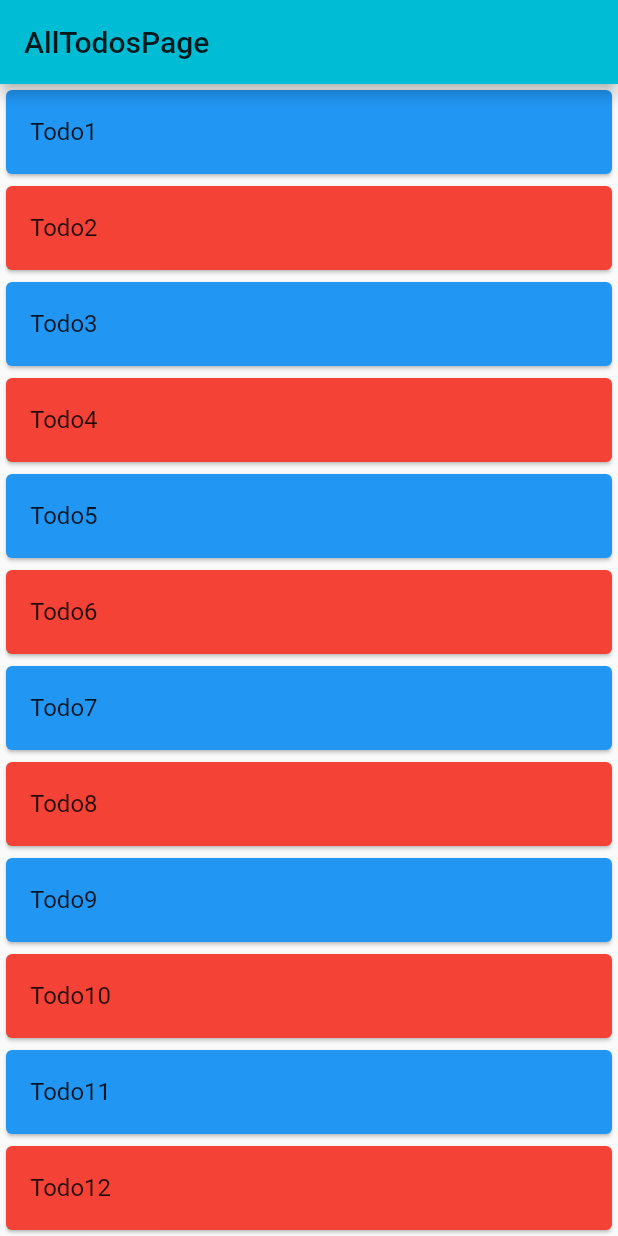
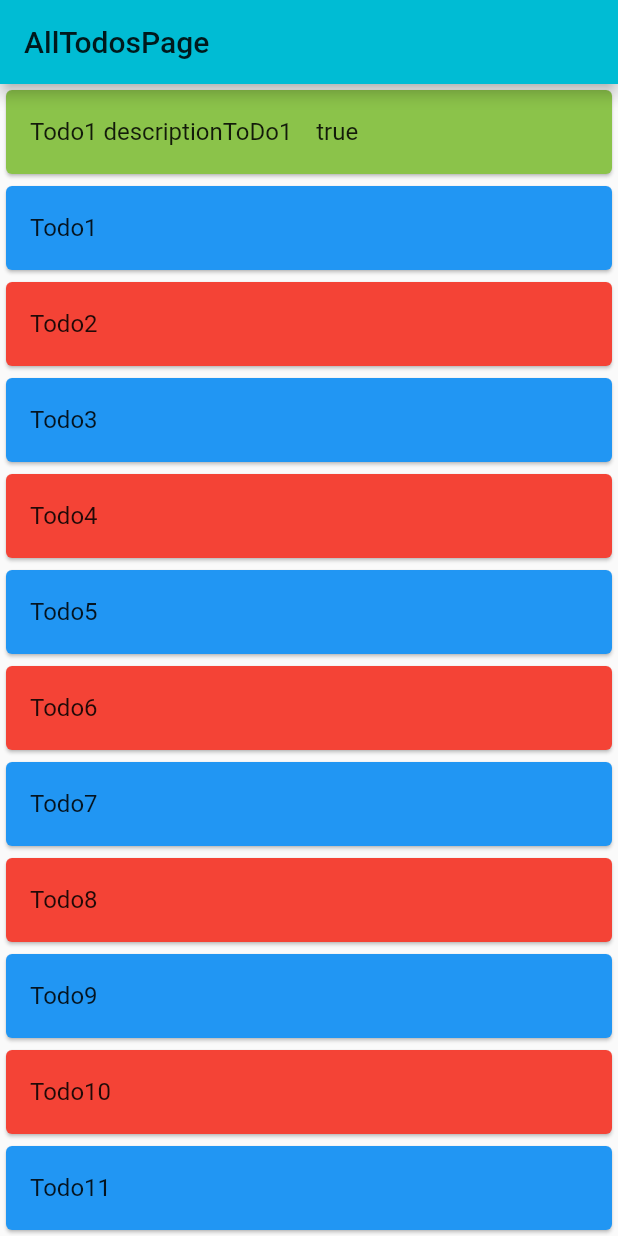
Before and after one commit to CaptainClem54/td_01_to_do_list, a Flutter app: the screen it shows after launch, after a tap on "Todo1", on a phone screen of 412 x 824 dp. Run offline on Flutter 3.47's test engine with Material 2 defaults, Android fonts, the phone set to English and light mode, and no system bars.

Commit message:
Td_03 Widget qui apparait et disparait

```diff
--- a/lib/widget/page/AllTodosPage.dart
+++ b/lib/widget/page/AllTodosPage.dart
@@ -1,6 +1,9 @@
 import 'package:flutter/material.dart';
+import 'package:td_01_to_do_list/data/todos.dart';
 import 'package:td_01_to_do_list/models/Todo.dart';
 import 'package:td_01_to_do_list/widget/page/TodosMaster.dart';
+
+import 'TodoDetails.dart';
 
 class AllTodosPage extends StatefulWidget {
  AllTodosPage({Key key, this.todos, this.title}) : super(key: key);
@@ -14,14 +17,42 @@ class AllTodosPage extends StatefulWidget {
 
 class  _AllTodosPageState extends State <AllTodosPage> {
 
+  Todo _selectedTodo;
+  final GlobalKey<ScaffoldState> _scaffoldKey = new GlobalKey<ScaffoldState>();
+
+  void _onTodoSelected(Todo aTodo){
+     setState((){
+       _selectedTodo = aTodo;
+     });
+   }
+
+   void _onTodoRemoved(Todo aTodo){
+     setState((){
+       _selectedTodo = null;
+     });
+   }
+
   @override
   Widget build(BuildContext context) {
-    return Scaffold(
+      return Scaffold(
+      key: _scaffoldKey,
       appBar: AppBar(
         title: Text(widget.title),
       ),
       body: Center(
-        child: TodosMaster(todos: widget.todos),
+        child: Column(
+          children: <Widget>[
+            (_selectedTodo != null)
+             ? TodoDetails(
+              todo: _selectedTodo,
+              onRemove: this._onTodoRemoved,
+            )
+            : Container(),
+            Expanded(
+              child: TodosMaster(todos: todos,onTodoSelected: _onTodoSelected),
+            )
+          ],
+        ),
       ),
     );
   }
--- /dev/null
+++ b/lib/widget/page/TodoDetails.dart
@@ -0,0 +1,33 @@
+import 'package:flutter/material.dart';
+import 'package:td_01_to_do_list/models/Todo.dart';
+import 'package:td_01_to_do_list/widget/page/TodosMaster.dart';
+
+class TodoDetails extends StatefulWidget {
+  TodoDetails({Key key, this.todo, this.onRemove}) : super(key: key);
+
+  final Todo todo;
+  final Function onRemove;
+
+  @override
+  _TodoDetailsState createState() => _TodoDetailsState();
+}
+
+class _TodoDetailsState extends State<TodoDetails> {
+
+   void _onRemove() {
+    widget.onRemove(widget.todo);
+  }
+
+  @override
+  Widget build(BuildContext context) {
+    return Card(
+      color: Colors.lightGreen,
+      child: ListTile(
+        onTap: _onRemove,
+        title: Text(
+          widget.todo.title + " " + widget.todo.content + "    " +widget.todo.done.toString(),
+        ),
+      ),
+    );
+  }
+}
--- a/lib/widget/page/TodoPreview.dart
+++ b/lib/widget/page/TodoPreview.dart
@@ -2,27 +2,25 @@ import 'package:flutter/material.dart';
 import 'package:td_01_to_do_list/models/Todo.dart';
 
 class TodoPreview extends StatefulWidget {
-  const TodoPreview({
-    Key key,
-    @required this.todo,
-  }) : super(key: key);
+  const TodoPreview({Key key, @required this.todo, this.onTap})
+      : super(key: key);
 
   final Todo todo;
+  final Function onTap;
 
   @override
   _TodoPreviewState createState() => _TodoPreviewState();
 }
 
 class _TodoPreviewState extends State<TodoPreview> {
-
   void _onTap() {
-    print("object");
+    widget.onTap(widget.todo);
   }
 
   @override
   Widget build(BuildContext context) {
     return Card(
-      color:(widget.todo.done == true) ? Colors.blue : Colors.red,
+      color: (widget.todo.done == true) ? Colors.blue : Colors.red,
       child: ListTile(
         onTap: _onTap,
         title: Text(
--- a/lib/widget/page/TodosMaster.dart
+++ b/lib/widget/page/TodosMaster.dart
@@ -4,28 +4,31 @@ import 'package:flutter/material.dart';
 import 'package:td_01_to_do_list/models/Todo.dart';
 import 'package:td_01_to_do_list/widget/page/TodoPreview.dart';
 
-
 class TodosMaster extends StatefulWidget {
-  const TodosMaster({Key key, @required this.todos}) : super(key: key);
+  const TodosMaster({Key key, @required this.todos, this.onTodoSelected})
+      : super(key: key);
 
   final List<Todo> todos;
+  final Function onTodoSelected;
 
   @override
-    _TodosMasterState createState() => _TodosMasterState();
+  _TodosMasterState createState() => _TodosMasterState();
 }
 
- class _TodosMasterState extends State<TodosMaster>{
+class _TodosMasterState extends State<TodosMaster> {
 
+    void _onSelect(Todo selectedTodo){
+    widget.onTodoSelected(selectedTodo);
+  }
   @override
-   Widget build(BuildContext context){
+  Widget build(BuildContext context) {
     return ListView.builder(
       itemCount: widget.todos.length,
-      itemBuilder: (BuildContext context, int index){
+      itemBuilder: (BuildContext context, int index) {
         final Todo todo = widget.todos[index];
 
-        return TodoPreview(todo: todo);
+        return TodoPreview(todo: todo, onTap: _onSelect );
       },
     );
   }
-
- }
+}
```
